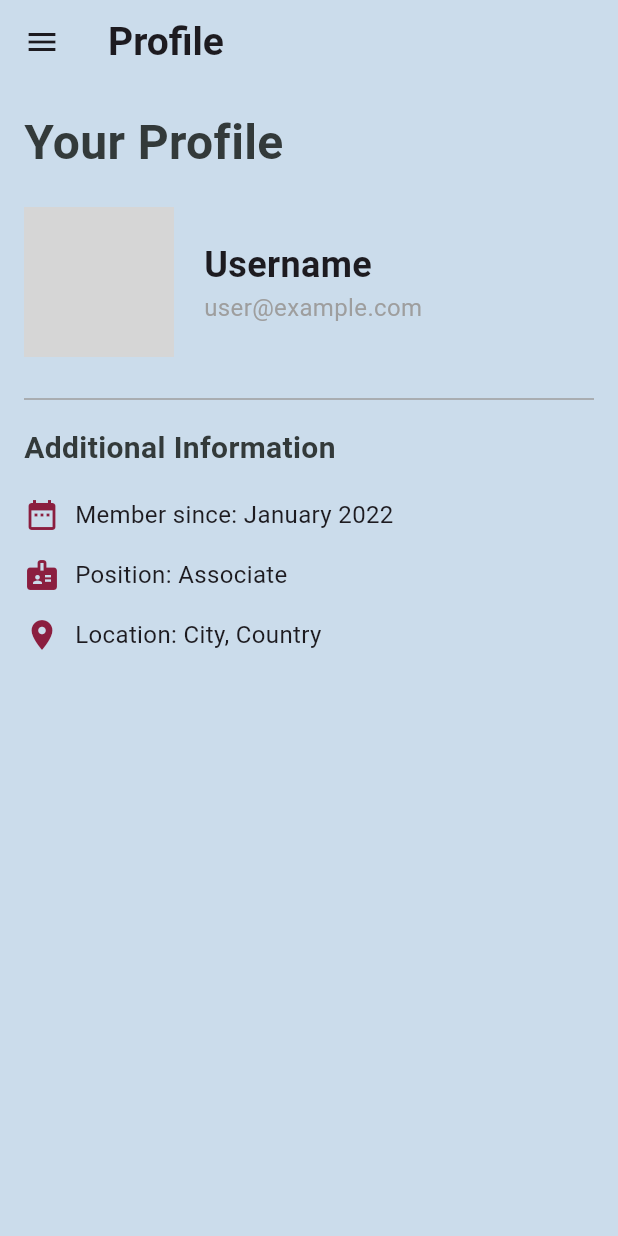
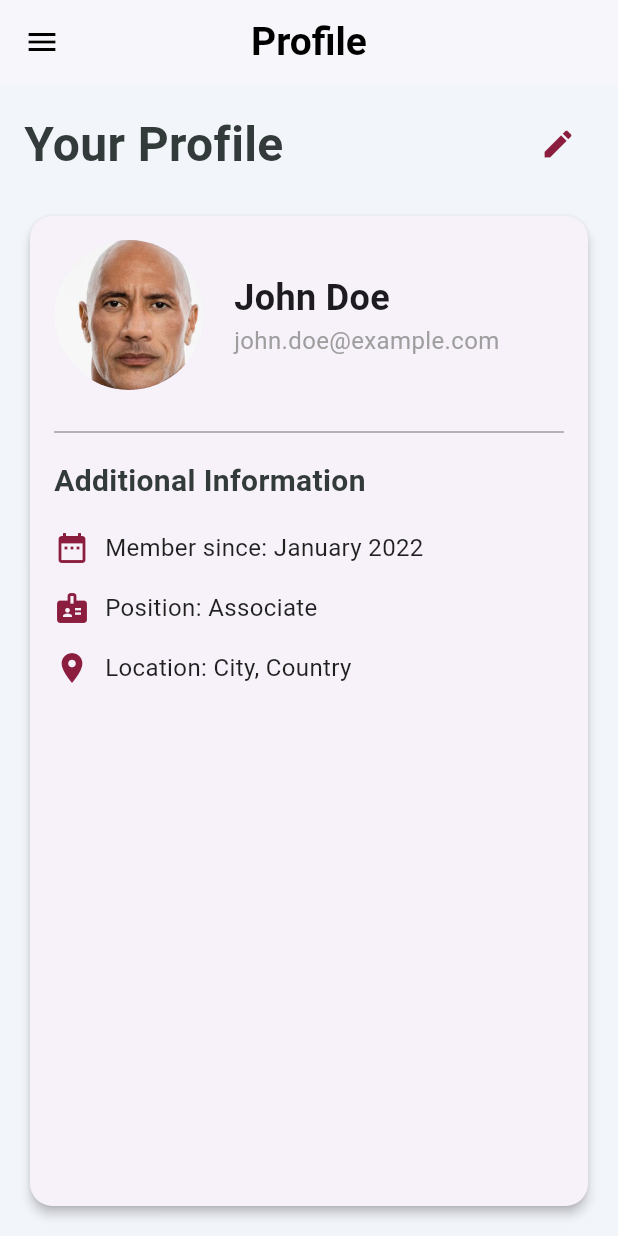
Before and after one commit to JeraldJeff05/GEOLOCATION-MAIN, a Flutter app: the HomeScreen screen opened by its route, on a phone screen of 412 x 824 dp. Run offline on Flutter 3.47's test engine with Material 3 defaults, Android fonts, the phone set to English and light mode, and no system bars; our stand-ins replace flutter_colorpicker, geolocator, table_calendar; project files that could hold a hidden picture were left out; grey boxes are pictures that could not be loaded.

Commit message:
With epeksn

```diff
--- a/lib/home_screen.dart
+++ b/lib/home_screen.dart
@@ -1,19 +1,25 @@
 import 'package:flutter/material.dart';
-import 'package:table_calendar/table_calendar.dart';
 import 'kanban_board.dart'; // Import Kanban Board
+import 'calendar_section.dart';
 
 class HomeScreen extends StatelessWidget {
   @override
   Widget build(BuildContext context) {
     return Scaffold(
-      backgroundColor: const Color(0xFFCBDCEB),
+      backgroundColor: const Color(0xFFF2F5FA),
       appBar: AppBar(
-        backgroundColor: const Color(0xFFCBDCEB),
-        elevation: 0,
+        backgroundColor: Colors.white,
+        elevation: 1,
         title: const Text(
           'Profile',
-          style: TextStyle(fontSize: 26, fontWeight: FontWeight.bold),
+          style: TextStyle(
+            fontSize: 26,
+            fontWeight: FontWeight.bold,
+            color: Colors.black,
           ),
+        ),
+        centerTitle: true,
+        iconTheme: IconThemeData(color: Colors.black),
       ),
       drawer: Drawer(
         child: ListView(
@@ -24,7 +30,7 @@ class HomeScreen extends StatelessWidget {
                 child: Text(
                   'Welcome',
                   style: TextStyle(
-                    color: Color(0xFF001F3F),
+                    color: Colors.white,
                     fontSize: 24,
                     fontWeight: FontWeight.bold,
                   ),
@@ -92,8 +98,8 @@ class HomeScreen extends StatelessWidget {
   Widget _buildProfileHeader() {
     return Row(
       mainAxisAlignment: MainAxisAlignment.spaceBetween,
-      children: const [
-        Text(
+      children: [
+        const Text(
           'Your Profile',
           style: TextStyle(
             fontSize: 32,
@@ -101,12 +107,25 @@ class HomeScreen extends StatelessWidget {
             color: Color(0xFF333A3A),
           ),
         ),
+        IconButton(
+          icon: const Icon(Icons.edit, color: Color(0xFF8B1E3F)),
+          onPressed: () {
+            // Add edit functionality here
+          },
+        ),
       ],
     );
   }
 
   Widget _buildProfileInfo() {
-    return Column(
+    return Card(
+      elevation: 3,
+      shape: RoundedRectangleBorder(
+        borderRadius: BorderRadius.circular(15),
+      ),
+      child: Padding(
+        padding: const EdgeInsets.all(16.0),
+        child: Column(
           crossAxisAlignment: CrossAxisAlignment.start,
           children: [
             Row(
@@ -121,11 +140,12 @@ class HomeScreen extends StatelessWidget {
                   crossAxisAlignment: CrossAxisAlignment.start,
                   children: const [
                     Text(
-                  'Username',
-                  style: TextStyle(fontSize: 24, fontWeight: FontWeight.bold),
+                      'John Doe',
+                      style:
+                          TextStyle(fontSize: 24, fontWeight: FontWeight.bold),
                     ),
                     Text(
-                  'user@example.com',
+                      'john.doe@example.com',
                       style: TextStyle(fontSize: 16, color: Colors.grey),
                     ),
                   ],
@@ -135,18 +155,23 @@ class HomeScreen extends StatelessWidget {
             const SizedBox(height: 20),
             const Divider(color: Colors.grey),
             const SizedBox(height: 10),
-        Text(
+            const Text(
               'Additional Information',
               style: TextStyle(
                 fontSize: 20,
                 fontWeight: FontWeight.bold,
-              color: Color(0xFF333A3A)),
+                color: Color(0xFF333A3A),
+              ),
             ),
             const SizedBox(height: 10),
-        _buildProfileDetailRow(Icons.date_range, 'Member since: January 2022'),
+            _buildProfileDetailRow(
+                Icons.date_range, 'Member since: January 2022'),
             _buildProfileDetailRow(Icons.badge, 'Position: Associate'),
-        _buildProfileDetailRow(Icons.location_on, 'Location: City, Country'),
+            _buildProfileDetailRow(
+                Icons.location_on, 'Location: City, Country'),
           ],
+        ),
+      ),
     );
   }
 
@@ -159,49 +184,9 @@ class HomeScreen extends StatelessWidget {
           const SizedBox(width: 10),
           Text(
             text,
-            style: TextStyle(fontSize: 16),
+            style: const TextStyle(fontSize: 16, color: Colors.black87),
           ),
         ],
-      ),
-    );
-  }
-}
-
-// Calendar Section
-class CalendarSection extends StatefulWidget {
-  @override
-  _CalendarSectionState createState() => _CalendarSectionState();
-}
-
-class _CalendarSectionState extends State<CalendarSection> {
-  CalendarFormat _calendarFormat = CalendarFormat.month;
-  DateTime _focusedDay = DateTime.now();
-  DateTime? _selectedDay;
-  final Set<DateTime> _importantDates = {};
-
-  @override
-  Widget build(BuildContext context) {
-    return Scaffold(
-      appBar: AppBar(
-        title: Text('Calendar'),
-      ),
-      body: TableCalendar(
-        firstDay: DateTime.utc(2020, 1, 1),
-        lastDay: DateTime.utc(2030, 12, 31),
-        focusedDay: _focusedDay,
-        calendarFormat: _calendarFormat,
-        selectedDayPredicate: (day) => isSameDay(_selectedDay, day),
-        onDaySelected: (selectedDay, focusedDay) {
-          setState(() {
-            _selectedDay = selectedDay;
-            _focusedDay = focusedDay;
-            if (_importantDates.contains(selectedDay)) {
-              _importantDates.remove(selectedDay);
-            } else {
-              _importantDates.add(selectedDay);
-            }
-          });
-        },
       ),
     );
   }
@@ -213,11 +198,13 @@ class ToDoListSection extends StatelessWidget {
   Widget build(BuildContext context) {
     return Scaffold(
       appBar: AppBar(
-        title: Text('To-Do List'),
+        title: const Text('To-Do List'),
       ),
       body: Center(
-        child:
-            Text('To-Do list widget goes here', style: TextStyle(fontSize: 16)),
+        child: const Text(
+          'To-Do list widget goes here',
+          style: TextStyle(fontSize: 16),
+        ),
       ),
     );
   }
--- a/lib/location_service.dart
+++ b/lib/location_service.dart
@@ -1,5 +1,4 @@
 import 'package:geolocator/geolocator.dart';
-import 'package:flutter/material.dart';
 
 class LocationService {
   static const double minLatitude = 14.06727248844374;
@@ -12,7 +11,7 @@ class LocationService {
     bool serviceEnabled = await Geolocator.isLocationServiceEnabled();
     if (!serviceEnabled) {
       showLocationErrorDialog(
-          "Location services are disabled. Please 7 enable them in your device settings.");
+          "Location services are disabled. Please enable them in your device settings.");
       return false;
     }
 
--- a/pubspec.yaml
+++ b/pubspec.yaml
@@ -75,6 +75,7 @@ flutter:
     - assets/bigsize.png
     - assets/Autumn.png
     - assets/FINALFDS.png
+    - assets/profile_picture.png
 
   fonts:
     - family: CustomFont
```
Also changed, not shown: lib/calendar_section.dart (added, +41 -0 lines), lib/front_page.dart (+144 -142 lines), assets/profile_picture.png (added). Lines whose indentation alone changed are shown as unchanged.
